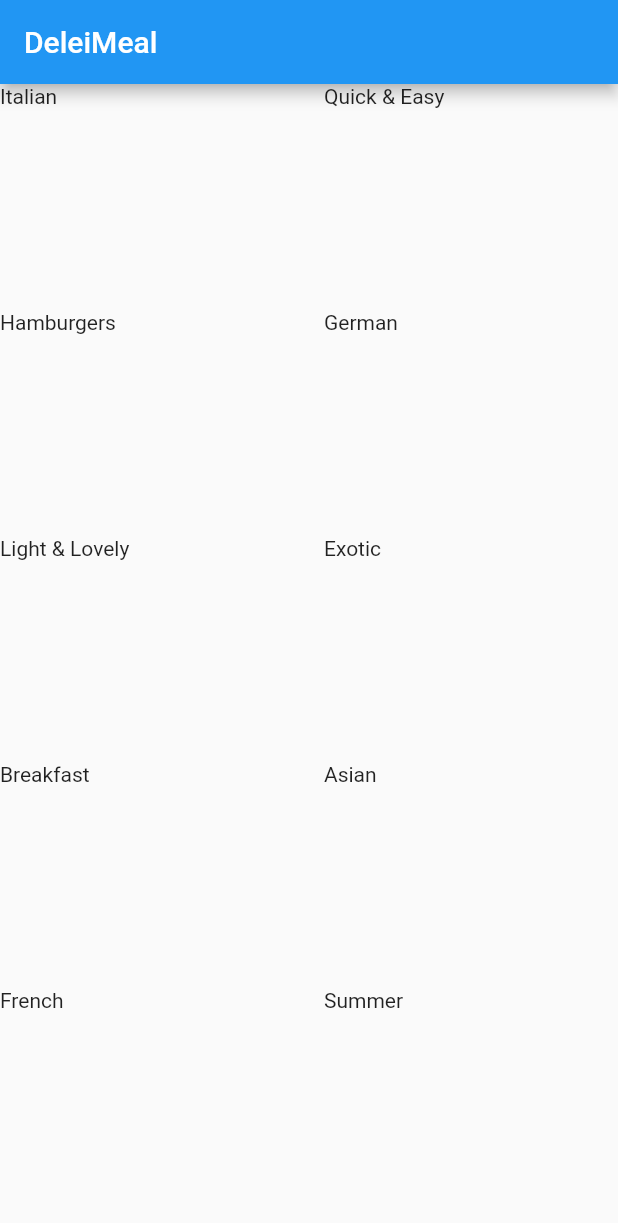
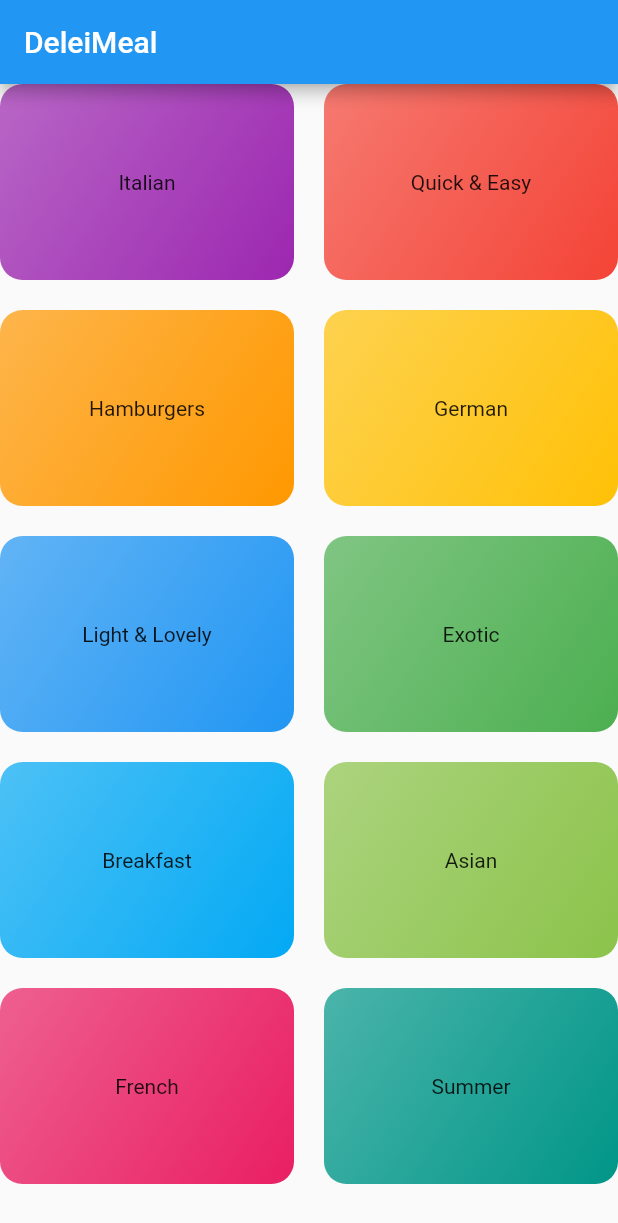
Before and after one commit to MostafaAmin0/Meal_App, a Flutter app: the screen it shows after launch, on a phone screen of 412 x 824 dp. Shown: the top 1223 px of the screen. Run offline on Flutter 3.47's test engine with Material 2 defaults, Android fonts, the phone set to English and light mode, and no system bars.

Commit message:
category widget

```diff
--- /dev/null
+++ b/lib/models/category_item.dart
@@ -0,0 +1,27 @@
+import 'package:flutter/material.dart';
+import 'package:meal_app/models/category.dart';
+
+class CategoryItem extends StatelessWidget {
+  const CategoryItem(this.category,{Key? key}) : super(key: key);
+
+  final Category category;
+
+  @override
+  Widget build(BuildContext context) {
+    return Container(
+      padding: const EdgeInsets.all(15),
+      child: Center(child: Text(category.title)),
+      decoration: BoxDecoration(
+        gradient: LinearGradient(
+          colors: [
+            category.color.withOpacity(0.7),
+            category.color,
+          ],
+          begin: Alignment.topLeft,
+          end: Alignment.bottomRight,
+        ),
+        borderRadius: BorderRadius.circular(15.0),
+      ),
+    );
+  }
+}
--- a/lib/screens/categories_screen.dart
+++ b/lib/screens/categories_screen.dart
@@ -1,5 +1,6 @@
 import 'package:flutter/material.dart';
 import 'package:meal_app/dummy_data.dart';
+import 'package:meal_app/models/category_item.dart';
 
 import '../dummy_data.dart';
 
@@ -15,7 +16,11 @@ class CategoriesScreen extends StatelessWidget {
         crossAxisSpacing: 20.0,
         childAspectRatio: 3 / 2,
       ),
-      children: kDummyCategories.map<Widget>((element) => Text(element.title)).toList(),
+      children: kDummyCategories
+          .map<Widget>(
+            (element) => CategoryItem(element),
+          )
+          .toList(),
     );
   }
 }
```
